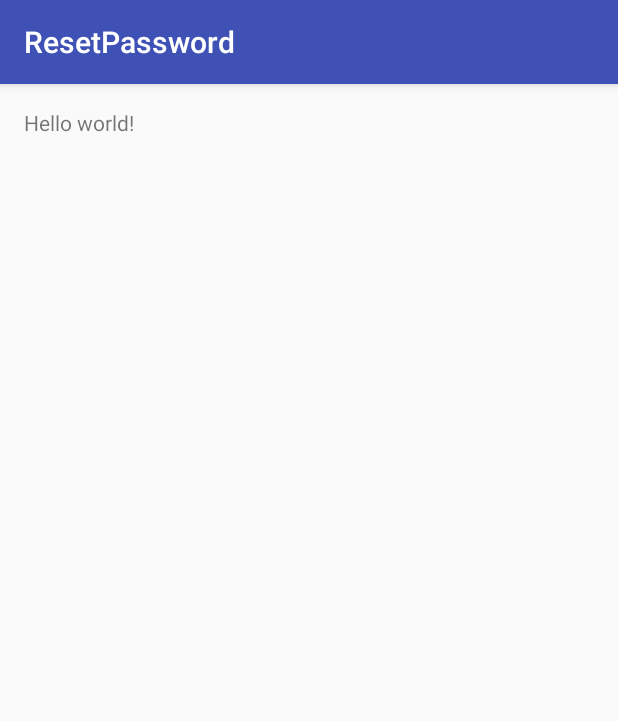
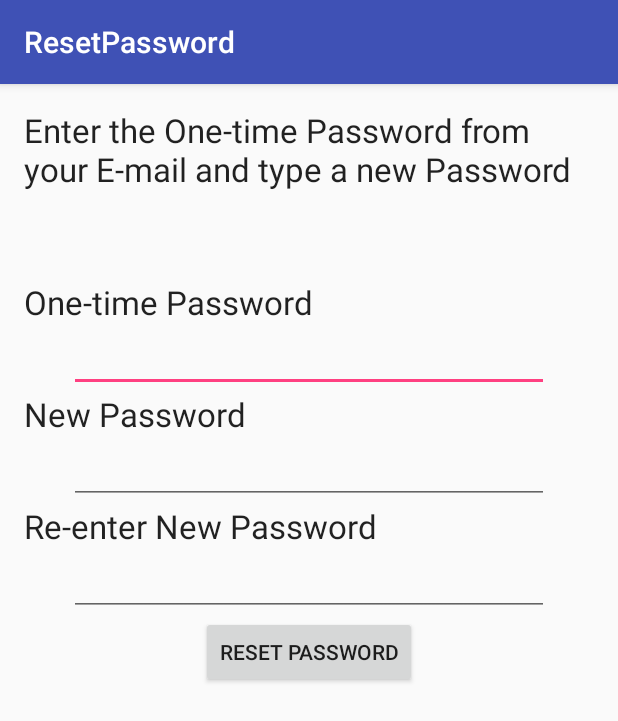
Before and after one commit to Deep-Sek/Sanguine-Android, an Android app: the ResetPassword screen opened directly, with no data from a screen before it, on a phone screen of 412 x 824 dp. Shown: the top 721 px of the screen. Run offline under Robolectric (Android 15) with nearby library versions, the phone set to English and light mode, and no system bars.

Commit message:
forgot password commit 2 - need to check for working after writing php files

```diff
--- a/app/src/main/java/teamsanguine/sanguine/ResetPassword.java
+++ b/app/src/main/java/teamsanguine/sanguine/ResetPassword.java
@@ -1,16 +1,62 @@
 package teamsanguine.sanguine;
 
+import android.content.Intent;
 import android.support.v7.app.AppCompatActivity;
 import android.os.Bundle;
-import android.view.Menu;
-import android.view.MenuItem;
+import android.view.View;
+import android.widget.Button;
+import android.widget.EditText;
 
-public class ResetPassword extends AppCompatActivity {
+public class ResetPassword extends AppCompatActivity implements View.OnClickListener {
+
+    Button resetpass;
+    EditText etonetimepassword, etnewpassword, etrepeatpassword;
 
     @Override
     protected void onCreate(Bundle savedInstanceState) {
         super.onCreate(savedInstanceState);
         setContentView(R.layout.activity_reset_password);
+
+        resetpass = (Button) findViewById(R.id.resetpass);
+        etonetimepassword = (EditText) findViewById(R.id.etonetimepassword);
+        etrepeatpassword = (EditText) findViewById(R.id.etrepeatpassword);
+        etnewpassword = (EditText) findViewById(R.id.etnewpassword);
+
+        resetpass.setOnClickListener(this);
     }
 
+    @Override
+    public void onClick(View v) {
+
+        String onetimepass = etonetimepassword.getText().toString();
+        String newpass = etnewpassword.getText().toString();
+        String repeatpass = etrepeatpassword.getText().toString();
+
+        int flag = 0;
+
+        Validation validation = new Validation();
+
+        boolean passcheck = validation.passwordMatch(newpass, repeatpass);
+        boolean emptyonetimepass = validation.isNotEmpty(etonetimepassword);
+        boolean emptynewpass = validation.isNotEmpty(etnewpassword);
+
+        if(passcheck == false)
+        {etnewpassword.setError("Password and Repeat Password fields don't match"); flag = 1;}
+        if(emptynewpass == false)
+        {etnewpassword.setError("Please enter a Password"); flag = 1;}
+        if(emptyonetimepass == false)
+        {etonetimepassword.setError("Please enter the One-time Password"); flag = 1;}
+
+        if (flag == 0)
+            resetPassword(onetimepass, newpass);
+    }
+    private void resetPassword(String onetimepass, String newpass) {
+        ResetPasswordServer resetpasswordserver = new ResetPasswordServer(this);
+        resetpasswordserver.storeUserDataInBackground(onetimepass, newpass, new GetUserCallback() {
+            @Override
+            public void done(User returnedUser) {
+                startActivity(new Intent(ResetPassword.this, loginscreen.class));
+            }
+        });
+    }
 }
--- a/app/src/main/res/layout/activity_reset_password.xml
+++ b/app/src/main/res/layout/activity_reset_password.xml
@@ -6,7 +6,78 @@
     android:paddingBottom="@dimen/activity_vertical_margin"
     tools:context="teamsanguine.sanguine.ResetPassword">
 
-    <TextView android:text="@string/hello_world" android:layout_width="wrap_content"
-        android:layout_height="wrap_content" />
+    <TextView
+        android:layout_width="wrap_content"
+        android:layout_height="wrap_content"
+        android:textAppearance="?android:attr/textAppearanceLarge"
+        android:text="Enter the One-time Password from your E-mail and type a new Password"
+        android:id="@+id/textView7"
+        android:layout_alignParentTop="true"
+        android:layout_alignParentStart="true" />
 
+    <TextView
+        android:layout_width="wrap_content"
+        android:layout_height="wrap_content"
+        android:textAppearance="?android:attr/textAppearanceLarge"
+        android:text="One-time Password"
+        android:id="@+id/textView8"
+        android:layout_below="@+id/textView7"
+        android:layout_alignParentStart="true"
+        android:layout_marginTop="59dp" />
+
+    <EditText
+        android:layout_width="wrap_content"
+        android:layout_height="wrap_content"
+        android:inputType="textPassword"
+        android:ems="10"
+        android:id="@+id/etonetimepassword"
+        android:layout_below="@+id/textView8"
+        android:layout_centerHorizontal="true"
+        android:width="320dp" />
+
+    <TextView
+        android:layout_width="wrap_content"
+        android:layout_height="wrap_content"
+        android:textAppearance="?android:attr/textAppearanceLarge"
+        android:text="New Password"
+        android:id="@+id/textView9"
+        android:layout_below="@+id/etonetimepassword"
+        android:layout_alignParentStart="true" />
+
+    <EditText
+        android:layout_width="wrap_content"
+        android:layout_height="wrap_content"
+        android:inputType="textPassword"
+        android:ems="10"
+        android:id="@+id/etnewpassword"
+        android:layout_below="@+id/textView9"
+        android:layout_alignEnd="@+id/etonetimepassword"
+        android:width="320dp" />
+
+    <TextView
+        android:layout_width="wrap_content"
+        android:layout_height="wrap_content"
+        android:textAppearance="?android:attr/textAppearanceLarge"
+        android:text="Re-enter New Password"
+        android:id="@+id/textView10"
+        android:layout_below="@+id/etnewpassword"
+        android:layout_alignParentStart="true" />
+
+    <EditText
+        android:layout_width="wrap_content"
+        android:layout_height="wrap_content"
+        android:inputType="textPassword"
+        android:ems="10"
+        android:id="@+id/etrepeatpassword"
+        android:layout_below="@+id/textView10"
+        android:layout_alignEnd="@+id/etnewpassword"
+        android:width="320dp" />
+
+    <Button
+        android:layout_width="wrap_content"
+        android:layout_height="wrap_content"
+        android:text="RESET PASSWORD"
+        android:id="@+id/resetpass"
+        android:layout_below="@+id/etrepeatpassword"
+        android:layout_centerHorizontal="true" />
 </RelativeLayout>
```
Also changed, not shown: app/src/main/java/teamsanguine/sanguine/ResetPasswordServer.java (renamed from app/src/main/java/teamsanguine/sanguine/SendEmail.java, +14 -13 lines).
